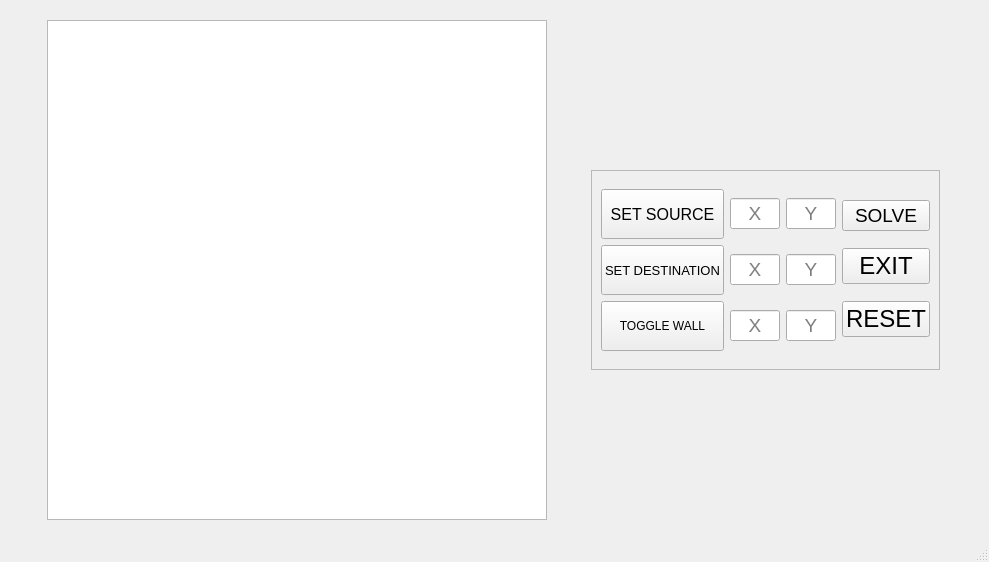
The window that mainwindow.ui (radinals/AutoMaze) describes before a commit, drawn with Qt 5.
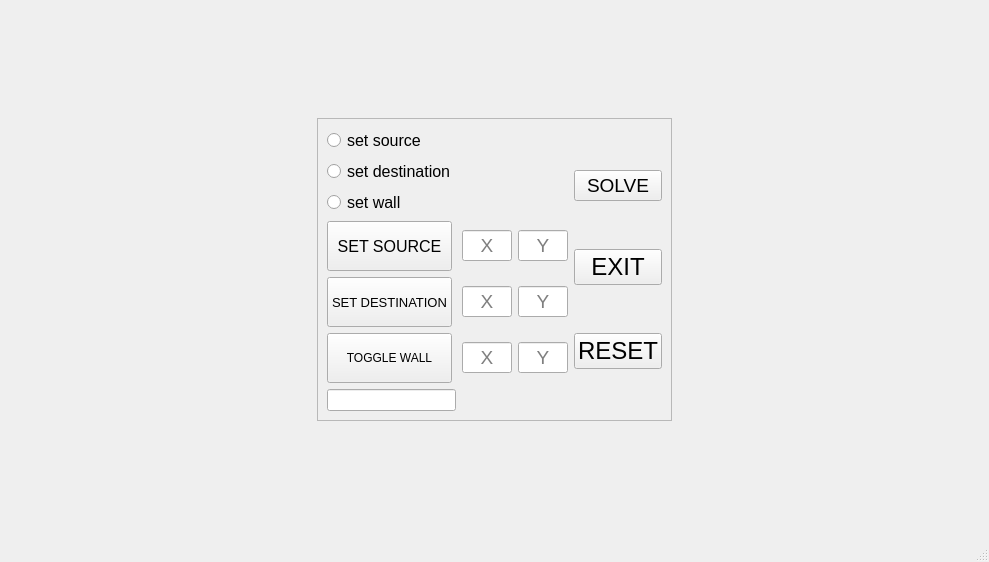
The same window after the commit.

What changed in the file:
```diff
--- a/mainwindow.ui
+++ b/mainwindow.ui
@@ -14,24 +14,8 @@
    <string>MainWindow</string>
   </property>
   <widget class="QWidget" name="centralwidget">
-   <layout class="QHBoxLayout" name="horizontalLayout">
-    <item>
-     <widget class="QGraphicsView" name="RenderView">
-      <property name="sizePolicy">
-       <sizepolicy hsizetype="Fixed" vsizetype="Fixed">
-        <horstretch>0</horstretch>
-        <verstretch>0</verstretch>
-       </sizepolicy>
-      </property>
-      <property name="minimumSize">
-       <size>
-        <width>500</width>
-        <height>500</height>
-       </size>
-      </property>
-     </widget>
-    </item>
-    <item>
+   <layout class="QGridLayout" name="gridLayout_3">
+    <item row="0" column="1">
      <widget class="QFrame" name="frame">
       <property name="sizePolicy">
        <sizepolicy hsizetype="Fixed" vsizetype="Fixed">
@@ -54,7 +38,7 @@
       <layout class="QGridLayout" name="gridLayout_2">
        <item row="8" column="2">
         <layout class="QGridLayout" name="gridLayout">
-         <item row="0" column="1">
+         <item row="3" column="1">
           <widget class="QLineEdit" name="SourceInX">
            <property name="sizePolicy">
             <sizepolicy hsizetype="Fixed" vsizetype="Fixed">
@@ -87,65 +71,7 @@
            </property>
           </widget>
          </item>
-         <item row="1" column="1">
-          <widget class="QLineEdit" name="DestinationInX">
-           <property name="sizePolicy">
-            <sizepolicy hsizetype="Fixed" vsizetype="Fixed">
-             <horstretch>0</horstretch>
-             <verstretch>0</verstretch>
-            </sizepolicy>
-           </property>
-           <property name="minimumSize">
-            <size>
-             <width>50</width>
-             <height>0</height>
-            </size>
-           </property>
-           <property name="maximumSize">
-            <size>
-             <width>50</width>
-             <height>16777215</height>
-            </size>
-           </property>
-           <property name="font">
-            <font>
-             <pointsize>14</pointsize>
-            </font>
-           </property>
-           <property name="alignment">
-            <set>Qt::AlignCenter</set>
-           </property>
-           <property name="placeholderText">
-            <string>X</string>
-           </property>
-          </widget>
-         </item>
-         <item row="2" column="0">
-          <widget class="QPushButton" name="ToggleWalBtn">
-           <property name="sizePolicy">
-            <sizepolicy hsizetype="Fixed" vsizetype="Fixed">
-             <horstretch>0</horstretch>
-             <verstretch>0</verstretch>
-            </sizepolicy>
-           </property>
-           <property name="minimumSize">
-            <size>
-             <width>0</width>
-             <height>50</height>
-            </size>
-           </property>
-           <property name="maximumSize">
-            <size>
-             <width>125</width>
-             <height>50</height>
-            </size>
-           </property>
-           <property name="text">
-            <string>TOGGLE WALL</string>
-           </property>
-          </widget>
-         </item>
-         <item row="0" column="0">
+         <item row="3" column="0">
           <widget class="QPushButton" name="SetSourceBtn">
            <property name="sizePolicy">
             <sizepolicy hsizetype="Fixed" vsizetype="Fixed">
@@ -175,8 +101,8 @@
            </property>
           </widget>
          </item>
-         <item row="2" column="2">
-          <widget class="QLineEdit" name="ToggleWallInY">
+         <item row="4" column="2">
+          <widget class="QLineEdit" name="DestinationInY">
            <property name="sizePolicy">
             <sizepolicy hsizetype="Fixed" vsizetype="Fixed">
              <horstretch>0</horstretch>
@@ -208,7 +134,7 @@
            </property>
           </widget>
          </item>
-         <item row="2" column="1">
+         <item row="5" column="1">
           <widget class="QLineEdit" name="ToggleWallInX">
            <property name="sizePolicy">
             <sizepolicy hsizetype="Fixed" vsizetype="Fixed">
@@ -241,7 +167,7 @@
            </property>
           </widget>
          </item>
-         <item row="1" column="0">
+         <item row="4" column="0">
           <widget class="QPushButton" name="SetDestinationBtn">
            <property name="sizePolicy">
             <sizepolicy hsizetype="Fixed" vsizetype="Fixed">
@@ -271,40 +197,19 @@
            </property>
           </widget>
          </item>
-         <item row="1" column="2">
-          <widget class="QLineEdit" name="DestinationInY">
-           <property name="sizePolicy">
-            <sizepolicy hsizetype="Fixed" vsizetype="Fixed">
-             <horstretch>0</horstretch>
-             <verstretch>0</verstretch>
-            </sizepolicy>
-           </property>
-           <property name="minimumSize">
-            <size>
-             <width>50</width>
-             <height>0</height>
-            </size>
-           </property>
-           <property name="maximumSize">
-            <size>
-             <width>50</width>
-             <height>16777215</height>
-            </size>
-           </property>
+         <item row="0" column="0">
+          <widget class="QRadioButton" name="SetSourceRadio">
            <property name="font">
             <font>
-             <pointsize>14</pointsize>
+             <pointsize>12</pointsize>
             </font>
            </property>
-           <property name="alignment">
-            <set>Qt::AlignCenter</set>
-           </property>
-           <property name="placeholderText">
-            <string>Y</string>
+           <property name="text">
+            <string>set source</string>
            </property>
           </widget>
          </item>
-         <item row="0" column="2">
+         <item row="3" column="2">
           <widget class="QLineEdit" name="SourceInY">
            <property name="sizePolicy">
             <sizepolicy hsizetype="Fixed" vsizetype="Fixed">
@@ -337,6 +242,124 @@
            </property>
           </widget>
          </item>
+         <item row="5" column="2">
+          <widget class="QLineEdit" name="ToggleWallInY">
+           <property name="sizePolicy">
+            <sizepolicy hsizetype="Fixed" vsizetype="Fixed">
+             <horstretch>0</horstretch>
+             <verstretch>0</verstretch>
+            </sizepolicy>
+           </property>
+           <property name="minimumSize">
+            <size>
+             <width>50</width>
+             <height>0</height>
+            </size>
+           </property>
+           <property name="maximumSize">
+            <size>
+             <width>50</width>
+             <height>16777215</height>
+            </size>
+           </property>
+           <property name="font">
+            <font>
+             <pointsize>14</pointsize>
+            </font>
+           </property>
+           <property name="alignment">
+            <set>Qt::AlignCenter</set>
+           </property>
+           <property name="placeholderText">
+            <string>Y</string>
+           </property>
+          </widget>
+         </item>
+         <item row="5" column="0">
+          <widget class="QPushButton" name="ToggleWalBtn">
+           <property name="sizePolicy">
+            <sizepolicy hsizetype="Fixed" vsizetype="Fixed">
+             <horstretch>0</horstretch>
+             <verstretch>0</verstretch>
+            </sizepolicy>
+           </property>
+           <property name="minimumSize">
+            <size>
+             <width>0</width>
+             <height>50</height>
+            </size>
+           </property>
+           <property name="maximumSize">
+            <size>
+             <width>125</width>
+             <height>50</height>
+            </size>
+           </property>
+           <property name="text">
+            <string>TOGGLE WALL</string>
+           </property>
+          </widget>
+         </item>
+         <item row="4" column="1">
+          <widget class="QLineEdit" name="DestinationInX">
+           <property name="sizePolicy">
+            <sizepolicy hsizetype="Fixed" vsizetype="Fixed">
+             <horstretch>0</horstretch>
+             <verstretch>0</verstretch>
+            </sizepolicy>
+           </property>
+           <property name="minimumSize">
+            <size>
+             <width>50</width>
+             <height>0</height>
+            </size>
+           </property>
+           <property name="maximumSize">
+            <size>
+             <width>50</width>
+             <height>16777215</height>
+            </size>
+           </property>
+           <property name="font">
+            <font>
+             <pointsize>14</pointsize>
+            </font>
+           </property>
+           <property name="alignment">
+            <set>Qt::AlignCenter</set>
+           </property>
+           <property name="placeholderText">
+            <string>X</string>
+           </property>
+          </widget>
+         </item>
+         <item row="2" column="0">
+          <widget class="QRadioButton" name="SetWallRadio">
+           <property name="font">
+            <font>
+             <pointsize>12</pointsize>
+            </font>
+           </property>
+           <property name="text">
+            <string>set wall</string>
+           </property>
+          </widget>
+         </item>
+         <item row="1" column="0">
+          <widget class="QRadioButton" name="SetDestRadio">
+           <property name="font">
+            <font>
+             <pointsize>12</pointsize>
+            </font>
+           </property>
+           <property name="text">
+            <string>set destination</string>
+           </property>
+          </widget>
+         </item>
+         <item row="6" column="0">
+          <widget class="QLineEdit" name="mazeSizeIn"/>
+         </item>
         </layout>
        </item>
        <item row="8" column="3">
```
Left out of the diff: 7 changed lines with no effect on the pictures.
